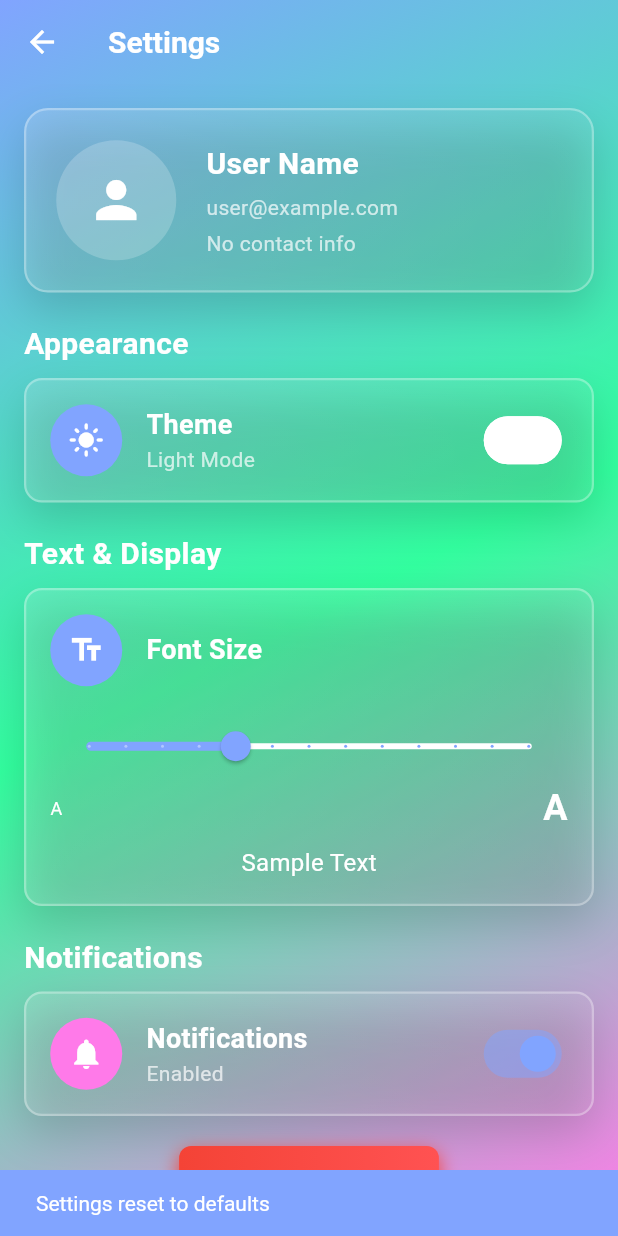
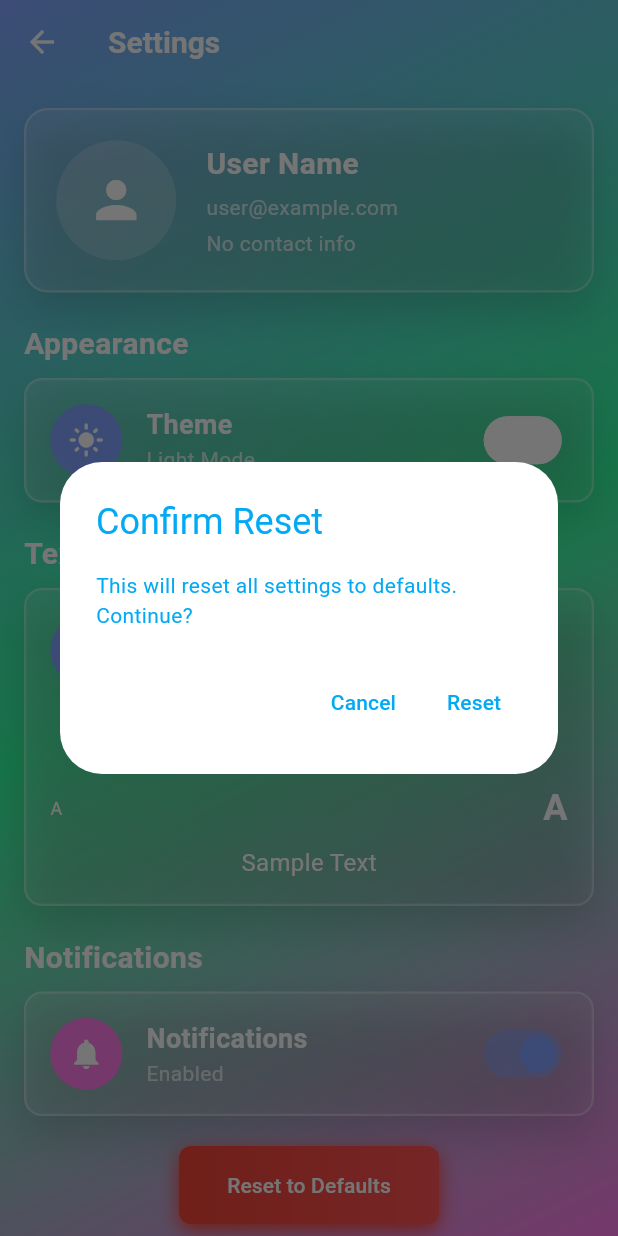
Before and after one commit to SumanBdrStha35/test_jap_lag, a Flutter app: the SettingsPage screen opened directly, after a tap on "Reset to Defaults", on a phone screen of 412 x 824 dp. Run offline on Flutter 3.47's test engine with Material 3 defaults, Android fonts, the phone set to English and light mode, and no system bars; our stand-ins replace confetti, flutter_animate, flutter_native_splash, flutter_tts, hive_flutter, image_picker and 5 more; missing offline and left inert: bcrypt, bottom_bar_matu, material_dialogs; accounts and stored records are empty.

Commit message:
Refactor settings loading and error handling; update dependencies in pubspec.lock

```diff
--- a/lib/pages/article_page.dart
+++ b/lib/pages/article_page.dart
@@ -76,7 +76,7 @@ class _ArticleState extends State<ArticlePage> {
                         BoxShadow(
                           color: AppThemeColors.cardShadow,
                           blurRadius: 25,
-                          offset: const Offset(0, 12),
+                          offset: Offset(0, 12),
                         ),
                       ],
                     ),
--- a/lib/pages/setting.dart
+++ b/lib/pages/setting.dart
@@ -1,6 +1,5 @@
 import 'package:flutter/material.dart';
 import '../color.dart';
-import 'package:logger/logger.dart';
 import 'package:shared_preferences/shared_preferences.dart';
 import 'package:flutter_app/db/DBHelper.dart';
 import 'dart:io';
@@ -24,28 +23,57 @@ class _SettingsPageState extends State<SettingsPage> {
   @override
   void initState() {
     super.initState();
-    _loadSettings();
+    _initializeData();
+  }
+
+  Future<void> _initializeData() async {
+    try {
+      await _loadSettings();
+    } catch (e) {
+      if (mounted) {
+        ScaffoldMessenger.of(
+          context,
+        ).showSnackBar(SnackBar(content: Text('Error loading settings: $e')));
+      }
+    }
   }
 
   Future<void> _loadSettings() async {
+    try {
       final prefs = await SharedPreferences.getInstance();
+      if (mounted) {
         setState(() {
           _fontSize = prefs.getDouble('fontSize') ?? 16.0;
           _isDarkMode = prefs.getBool('isDarkMode') ?? false;
           _notificationsEnabled = prefs.getBool('notificationsEnabled') ?? true;
           _userEmail = prefs.getString('userEmail');
-      Logger().d("sdfsdfsd $_userEmail");
         });
-    _loadUserData();
+      }
+    } catch (e) {
+      if (mounted) {
+        ScaffoldMessenger.of(
+          context,
+        ).showSnackBar(SnackBar(content: Text('Error loading settings: $e')));
+      }
+    }
   }
 
   Future<void> _loadUserData() async {
+    try {
       if (_userEmail != null) {
-      Logger().d("kjfdsjkfbds $_userEmail");
         final user = await _dbHelper.getUserByEmail(_userEmail!);
+        if (mounted) {
           setState(() {
             _userData = user;
           });
+        }
+      }
+    } catch (e) {
+      if (mounted) {
+        ScaffoldMessenger.of(
+          context,
+        ).showSnackBar(SnackBar(content: Text('Error loading user data: $e')));
+      }
     }
   }
 
@@ -63,7 +91,11 @@ class _SettingsPageState extends State<SettingsPage> {
         gradient: LinearGradient(
           begin: Alignment.topLeft,
           end: Alignment.bottomRight,
-          colors: AppThemeColors.primaryGradient,
+          colors: [
+            AppThemeColors.primaryGradientStart,
+            AppThemeColors.primaryGradientMid,
+            AppThemeColors.primaryGradientEnd,
+          ],
         ),
       ),
       child: Scaffold(
@@ -109,17 +141,11 @@ class _SettingsPageState extends State<SettingsPage> {
       decoration: BoxDecoration(
         borderRadius: BorderRadius.circular(16),
         gradient: const LinearGradient(
-          colors: [
-            AppThemeColors.glassPrimary,
-            AppThemeColors.glassSecondary,
-          ],
+          colors: [AppThemeColors.glassPrimary, AppThemeColors.glassSecondary],
           begin: Alignment.topLeft,
           end: Alignment.bottomRight,
         ),
-        border: Border.all(
-          color: AppThemeColors.glassBorder,
-          width: 1.5,
-        ),
+        border: Border.all(color: AppThemeColors.glassBorder, width: 1.5),
         boxShadow: const [
           BoxShadow(
             color: AppThemeColors.cardShadow,
@@ -135,10 +161,20 @@ class _SettingsPageState extends State<SettingsPage> {
             CircleAvatar(
               radius: 40,
               backgroundColor: Colors.white.withOpacity(0.2),
-              backgroundImage: _userData?['profile_image'] != null
-                  ? FileImage(File(_userData!['profile_image']))
+              backgroundImage:
+                  (_userData?['profile_image'] != null &&
+                          _userData!['profile_image'].toString().isNotEmpty &&
+                          File(
+                            _userData!['profile_image'].toString(),
+                          ).existsSync())
+                      ? FileImage(File(_userData!['profile_image'].toString()))
                       : null,
-              child: _userData?['profile_image'] == null
+              child:
+                  (_userData?['profile_image'] == null ||
+                          _userData!['profile_image'].toString().isEmpty ||
+                          !File(
+                            _userData!['profile_image'].toString(),
+                          ).existsSync())
                       ? const Icon(Icons.person, size: 40, color: Colors.white)
                       : null,
             ),
@@ -199,15 +235,9 @@ class _SettingsPageState extends State<SettingsPage> {
       decoration: BoxDecoration(
         borderRadius: BorderRadius.circular(12),
         gradient: const LinearGradient(
-          colors: [
-            AppThemeColors.glassPrimary,
-            AppThemeColors.glassSecondary,
-          ],
+          colors: [AppThemeColors.glassPrimary, AppThemeColors.glassSecondary],
         ),
-        border: Border.all(
-          color: AppThemeColors.glassBorder,
-          width: 1.5,
-        ),
+        border: Border.all(color: AppThemeColors.glassBorder, width: 1.5),
         boxShadow: const [
           BoxShadow(
             color: AppThemeColors.cardShadow,
@@ -223,7 +253,10 @@ class _SettingsPageState extends State<SettingsPage> {
             Container(
               padding: const EdgeInsets.all(12),
               decoration: BoxDecoration(
-                color: _isDarkMode ? AppThemeColors.primaryGradientMid : AppThemeColors.primaryGradientStart,
+                color:
+                    _isDarkMode
+                        ? AppThemeColors.primaryGradientMid
+                        : AppThemeColors.primaryGradientStart,
                 shape: BoxShape.circle,
               ),
               child: Icon(
@@ -256,13 +289,23 @@ class _SettingsPageState extends State<SettingsPage> {
             ),
             Switch(
               value: _isDarkMode,
-              onChanged: (value) {
+              onChanged: (value) async {
                 setState(() {
                   _isDarkMode = value;
-                  _saveSettings();
                 });
+                await _saveSettings();
+                if (mounted) {
+                  ScaffoldMessenger.of(context).showSnackBar(
+                    SnackBar(
+                      content: const Text(
+                        'Theme changed. Restart app to apply.',
+                      ),
+                      duration: const Duration(seconds: 2),
+                    ),
+                  );
+                }
               },
-              activeColor: AppThemeColors.primaryGradientStart,
+              activeThumbColor: AppThemeColors.primaryGradientStart,
             ),
           ],
         ),
@@ -275,15 +318,9 @@ class _SettingsPageState extends State<SettingsPage> {
       decoration: BoxDecoration(
         borderRadius: BorderRadius.circular(12),
         gradient: const LinearGradient(
-          colors: [
-            AppThemeColors.glassPrimary,
-            AppThemeColors.glassSecondary,
-          ],
+          colors: [AppThemeColors.glassPrimary, AppThemeColors.glassSecondary],
         ),
-        border: Border.all(
-          color: AppThemeColors.glassBorder,
-          width: 1.5,
-        ),
+        border: Border.all(color: AppThemeColors.glassBorder, width: 1.5),
         boxShadow: const [
           BoxShadow(
             color: AppThemeColors.cardShadow,
@@ -336,10 +373,20 @@ class _SettingsPageState extends State<SettingsPage> {
             Row(
               mainAxisAlignment: MainAxisAlignment.spaceBetween,
               children: [
-                const Text('A', style: TextStyle(fontSize: 12, color: AppThemeColors.textPrimary)),
+                const Text(
+                  'A',
+                  style: TextStyle(
+                    fontSize: 12,
+                    color: AppThemeColors.textPrimary,
+                  ),
+                ),
                 Text(
                   'A',
-                  style: TextStyle(fontSize: 24, fontWeight: FontWeight.bold, color: AppThemeColors.textPrimary),
+                  style: TextStyle(
+                    fontSize: 24,
+                    fontWeight: FontWeight.bold,
+                    color: AppThemeColors.textPrimary,
+                  ),
                 ),
               ],
             ),
@@ -364,15 +411,9 @@ class _SettingsPageState extends State<SettingsPage> {
       decoration: BoxDecoration(
         borderRadius: BorderRadius.circular(12),
         gradient: const LinearGradient(
-          colors: [
-            AppThemeColors.glassPrimary,
-            AppThemeColors.glassSecondary,
-          ],
+          colors: [AppThemeColors.glassPrimary, AppThemeColors.glassSecondary],
         ),
-        border: Border.all(
-          color: AppThemeColors.glassBorder,
-          width: 1.5,
-        ),
+        border: Border.all(color: AppThemeColors.glassBorder, width: 1.5),
         boxShadow: const [
           BoxShadow(
             color: AppThemeColors.cardShadow,
@@ -424,7 +465,7 @@ class _SettingsPageState extends State<SettingsPage> {
                   _saveSettings();
                 });
               },
-              activeColor: AppThemeColors.primaryGradientStart,
+              activeThumbColor: AppThemeColors.primaryGradientStart,
             ),
           ],
         ),
@@ -441,15 +482,32 @@ class _SettingsPageState extends State<SettingsPage> {
             colors: [Colors.red, Colors.redAccent],
           ),
           boxShadow: const [
-            BoxShadow(
-              color: Colors.red,
-              blurRadius: 10,
-              offset: Offset(0, 4),
-            ),
+            BoxShadow(color: Colors.red, blurRadius: 10, offset: Offset(0, 4)),
           ],
         ),
         child: ElevatedButton(
           onPressed: () async {
+            final confirmed = await showDialog<bool>(
+              context: context,
+              builder:
+                  (context) => AlertDialog(
+                    title: const Text('Confirm Reset'),
+                    content: const Text(
+                      'This will reset all settings to defaults. Continue?',
+                    ),
+                    actions: [
+                      TextButton(
+                        onPressed: () => Navigator.pop(context, false),
+                        child: const Text('Cancel'),
+                      ),
+                      TextButton(
+                        onPressed: () => Navigator.pop(context, true),
+                        child: const Text('Reset'),
+                      ),
+                    ],
+                  ),
+            );
+            if (confirmed == true) {
               final prefs = await SharedPreferences.getInstance();
               await prefs.clear();
               setState(() {
@@ -457,6 +515,7 @@ class _SettingsPageState extends State<SettingsPage> {
                 _isDarkMode = false;
                 _notificationsEnabled = true;
               });
+              if (mounted) {
                 ScaffoldMessenger.of(context).showSnackBar(
                   SnackBar(
                     content: const Text(
@@ -466,6 +525,8 @@ class _SettingsPageState extends State<SettingsPage> {
                     backgroundColor: AppThemeColors.primaryGradientStart,
                   ),
                 );
+              }
+            }
           },
           style: ElevatedButton.styleFrom(
             backgroundColor: Colors.transparent,
```
Also changed, not shown: pubspec.lock. Lines whose indentation alone changed are shown as unchanged.
